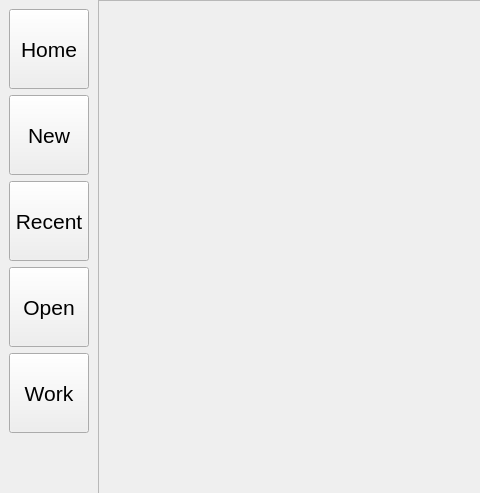
Above: src/components/main/page/Ui_mainWidget.ui from kiryanchi/xpa before the change; both pictures show x 0 to 480 and y 0 to 493 of the 885 by 773 pixel window. Below: the same form after it.
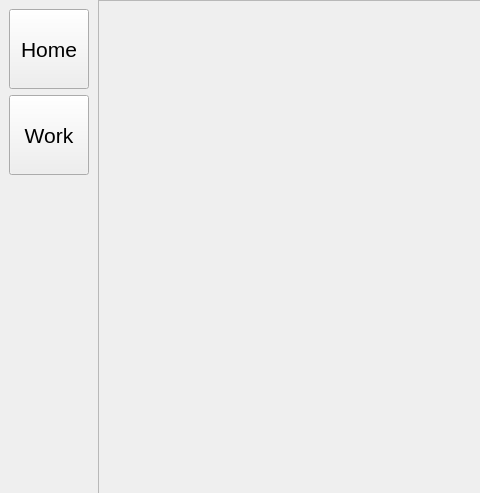
That is the form after the change. Icons and pictures are not drawn.

```diff
--- a/src/components/main/page/Ui_mainWidget.ui
+++ b/src/components/main/page/Ui_mainWidget.ui
@@ -84,99 +84,6 @@
         </property>
        </widget>
       </item>
-      <item>
-       <widget class="QToolButton" name="newButton">
-        <property name="minimumSize">
-         <size>
-          <width>80</width>
-          <height>80</height>
-         </size>
-        </property>
-        <property name="font">
-         <font>
-          <pointsize>16</pointsize>
-         </font>
-        </property>
-        <property name="text">
-         <string>New</string>
-        </property>
-        <property name="icon">
-         <iconset>
-          <normaloff>../../../static/icon/new.png</normaloff>../../../static/icon/new.png</iconset>
-        </property>
-        <property name="iconSize">
-         <size>
-          <width>32</width>
-          <height>32</height>
-         </size>
-        </property>
-        <property name="toolButtonStyle">
-         <enum>Qt::ToolButtonTextUnderIcon</enum>
-        </property>
-       </widget>
-      </item>
-      <item>
-       <widget class="QToolButton" name="recentButton">
-        <property name="minimumSize">
-         <size>
-          <width>80</width>
-          <height>80</height>
-         </size>
-        </property>
-        <property name="font">
-         <font>
-          <pointsize>16</pointsize>
-         </font>
-        </property>
-        <property name="text">
-         <string>Recent</string>
-        </property>
-        <property name="icon">
-         <iconset>
-          <normaloff>../../../static/icon/recent.png</normaloff>../../../static/icon/recent.png</iconset>
-        </property>
-        <property name="iconSize">
-         <size>
-          <width>32</width>
-          <height>32</height>
-         </size>
-        </property>
-        <property name="toolButtonStyle">
-         <enum>Qt::ToolButtonTextUnderIcon</enum>
-        </property>
-       </widget>
-      </item>
-      <item>
-       <widget class="QToolButton" name="openButton">
-        <property name="minimumSize">
-         <size>
-          <width>80</width>
-          <height>80</height>
-         </size>
-        </property>
-        <property name="font">
-         <font>
-          <pointsize>16</pointsize>
-         </font>
-        </property>
-        <property name="text">
-         <string>Open</string>
-        </property>
-        <property name="icon">
-         <iconset>
-          <normaloff>../../../static/icon/open.png</normaloff>../../../static/icon/open.png</iconset>
-        </property>
-        <property name="iconSize">
-         <size>
-          <width>32</width>
-          <height>32</height>
-         </size>
-        </property>
-        <property name="toolButtonStyle">
-         <enum>Qt::ToolButtonTextUnderIcon</enum>
-        </property>
-       </widget>
-      </item>
       <item>
        <widget class="QToolButton" name="workButton">
         <property name="minimumSize">
```
